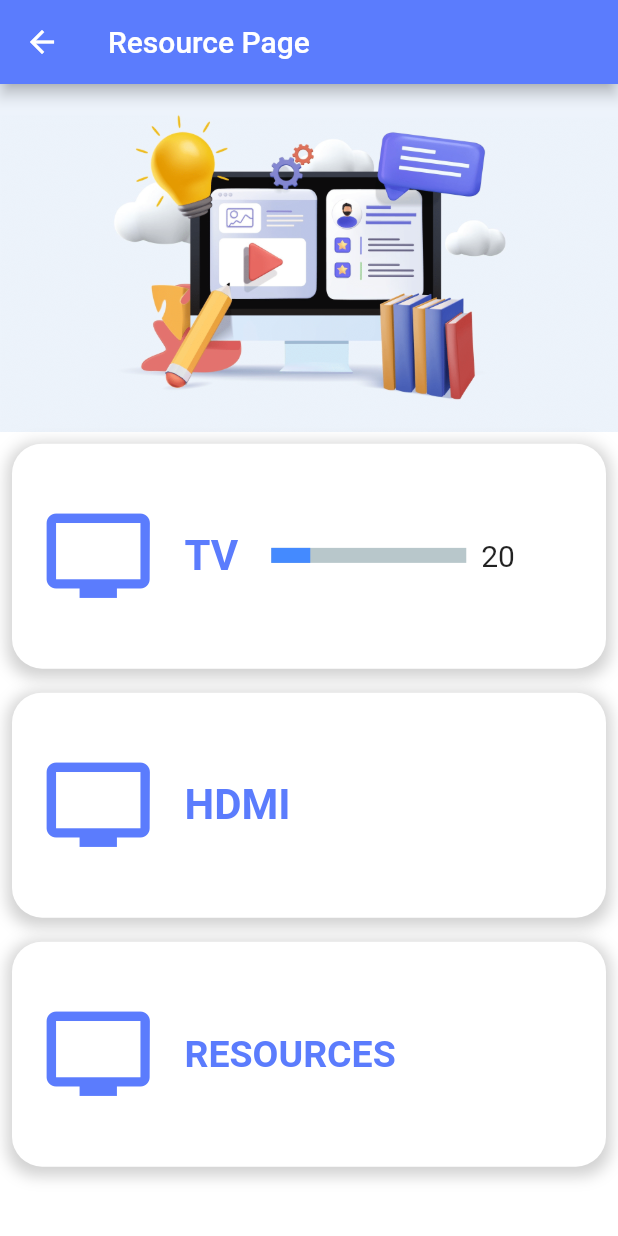
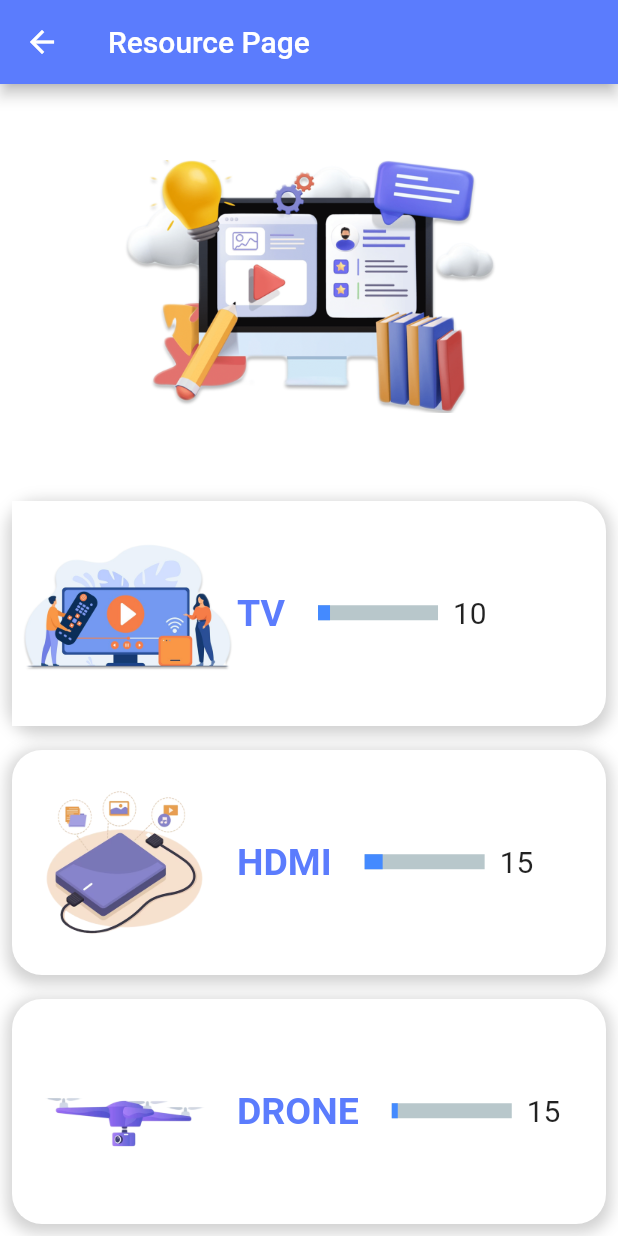
Before and after one commit to Pranikaa/Futurama, a Flutter app: the ResourcePage screen opened directly, on a phone screen of 412 x 824 dp. Run offline on Flutter 3.47's test engine with Material 2 defaults, Android fonts, the light colour scheme and no system bars; drawn by our look-alikes of percent_indicator; our stand-ins replace get; Roboto replaces fonts that are missing (Segoe UI).

Commit message:
resource page

```diff
--- a/lib/resource_page.dart
+++ b/lib/resource_page.dart
@@ -10,13 +10,15 @@
     return Scaffold(
         appBar:AppBar(
           title: Text('Resource Page'),
-          backgroundColor:  Color.fromARGB(255, 91, 124, 253),
+          backgroundColor: primaryColor,
         ),
       body: ListView(
         children: [
           Center(
             //child: Image.asset('image/assets/resource.png')
-            child: Center(child: Image.asset("images/resource.jpg")),
+            child: Center(child: Image.asset("images/resource1.png",
+            height: 270,
+            width: 250,)),
           ),
           Padding(
             padding: const EdgeInsets.all(8.0),
@@ -36,20 +38,20 @@
                   ),
                 ],
                 ),
+
+                //tv
               child:  Row(
                 children: [
-              const Padding(
-                padding: EdgeInsets.all(20.0),
-                child: Icon(
-                  Icons.tv,
-                  color: primaryColor,
-                  size:75,
+               Center(
+                child:  Image.asset(
+                 "images/tv.png"
                 ),
                 ),
+
                 Text('TV',
                 style: TextStyle(
                 fontFamily: 'Segoe UI',
-                fontSize: 28,
+                fontSize: 25,
                 color:  primaryColor,
                 fontWeight: FontWeight.w700,
                ),
@@ -62,12 +64,12 @@
                 child: Padding(
                   padding: const EdgeInsets.only(left: 12, bottom: 1),
                   child: LinearPercentIndicator(
-                  width: 150.0,
+                  width: 100.0,
                   lineHeight: 10.0,
-                  percent: 20/100,
+                  percent: 10/100,
                   animation: true,
                   animationDuration: 1500,
-                  trailing: new Text("20", style: TextStyle(fontSize: 20),),
+                  trailing: new Text("10", style: TextStyle(fontSize: 20),),
                   progressColor: Colors.blueAccent,
                   ),
                 ),
@@ -79,7 +81,7 @@
 
                 )),
 
-          //tv
+          //hdmi
              Padding(
             padding: const EdgeInsets.all(8.0),
               child: Container(
@@ -100,36 +102,53 @@
                 ),
                 child:  Row(
               children: [
-              const Padding(
-                padding: EdgeInsets.all(20.0),
-                child: Icon(
-                  Icons.tv,
-                  color: primaryColor,
-                  size:75,
+              Center(
+                child:  Image.asset(
+                 "images/hdmi.png"
                 ),
                 ),
                 Text('HDMI',
                 style: TextStyle(
                 fontFamily: 'Segoe UI',
-                fontSize: 28,
+                fontSize: 25,
                 color:  primaryColor,
                 fontWeight: FontWeight.w700,
                ),
                 softWrap: false,
                 ),
+                Column(
+                 mainAxisAlignment: MainAxisAlignment.center,
+                  children: [
+                    Container(
+                child: Padding(
+                  padding: const EdgeInsets.only(left: 12, bottom: 1),
+                  child: LinearPercentIndicator(
+                  width: 100.0,
+                  lineHeight: 10.0,
+                  percent: 15/100,
+                  animation: true,
+                  animationDuration: 1500,
+                  trailing: new Text("15", style: TextStyle(fontSize: 20),),
+                  progressColor: Colors.blueAccent,
+                  ),
+                ),
+              ),
+                  ],
+                )
                 ],
                 ),
                 )),
 
-                //
+                //drone
                     Padding(
             padding: const EdgeInsets.all(8.0),
               child: Container(
                 height: 150,
                 width: 250,
                 decoration: BoxDecoration(
-                        color: Color.fromARGB(255, 255, 255, 255),
+                color: Colors.white,
                 borderRadius: BorderRadius.circular(20.0),
+                // border: Border.all(width: 1.0, color: Color.fromARGB(255, 194, 214, 244)),
                 boxShadow: [
                   BoxShadow(
                     color: Color.fromARGB(255, 164, 164, 164).withOpacity(0.5),
@@ -141,26 +160,39 @@
                 ),
                 child:  Row(
               children: [
-              const Padding(
-                padding: EdgeInsets.all(20.0),
-                child: Icon(
-                  Icons.tv,
-                  color: primaryColor,
-                  //color: Color.fromARGB(255, 91, 124, 253),
-                  size:75,
+              Center(
+                child:  Image.asset(
+                 "images/drone.png"
                 ),
                 ),
-                Text('RESOURCES',
+                Text('DRONE',
                 style: TextStyle(
                 fontFamily: 'Segoe UI',
                 fontSize: 25,
-                // color: Colors.black,
                 color:  primaryColor,
                 fontWeight: FontWeight.w700,
                ),
                 softWrap: false,
                 ),
-
+                Column(
+                 mainAxisAlignment: MainAxisAlignment.center,
+                  children: [
+                    Container(
+                child: Padding(
+                  padding: const EdgeInsets.only(left: 12, bottom: 1),
+                  child: LinearPercentIndicator(
+                  width: 100.0,
+                  lineHeight: 10.0,
+                  percent: 5/100,
+                  animation: true,
+                  animationDuration: 1500,
+                  trailing: new Text("15", style: TextStyle(fontSize: 20),),
+                  progressColor: Colors.blueAccent,
+                  ),
+                ),
+              ),
+                  ],
+                )
                 ],
                 ),
                 )),
```
Also changed, not shown: images/drone.png (added), images/hdmi.png (added), images/resource1.png (added), images/tv.png (added). Lines whose indentation alone changed are shown as unchanged.
